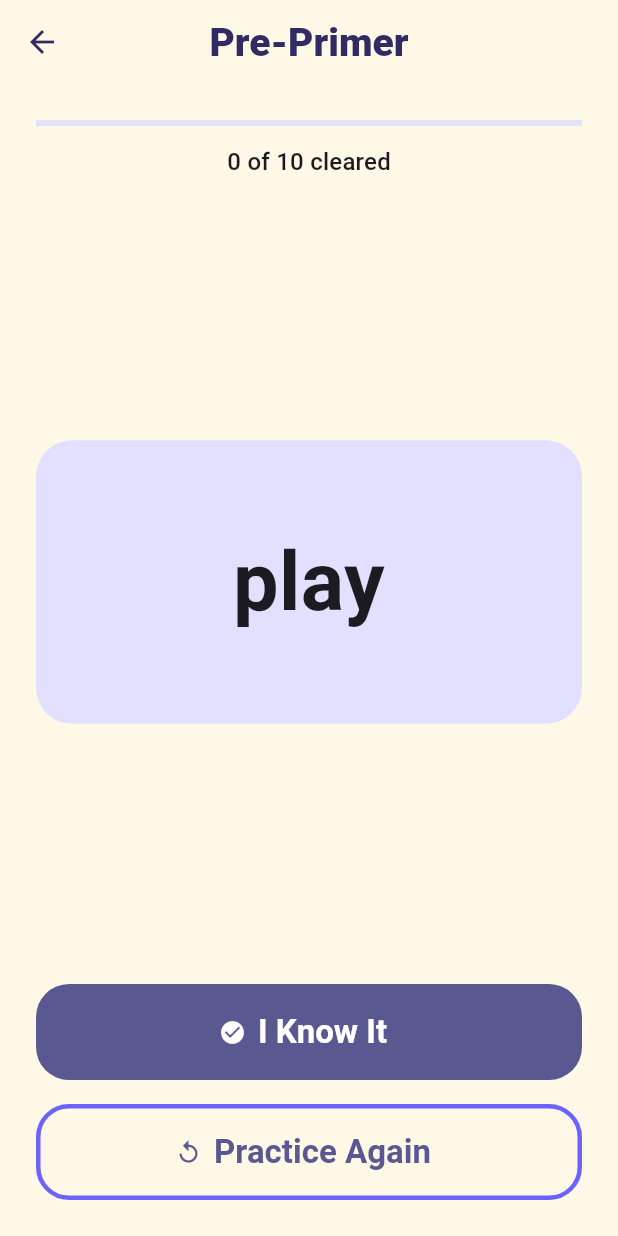
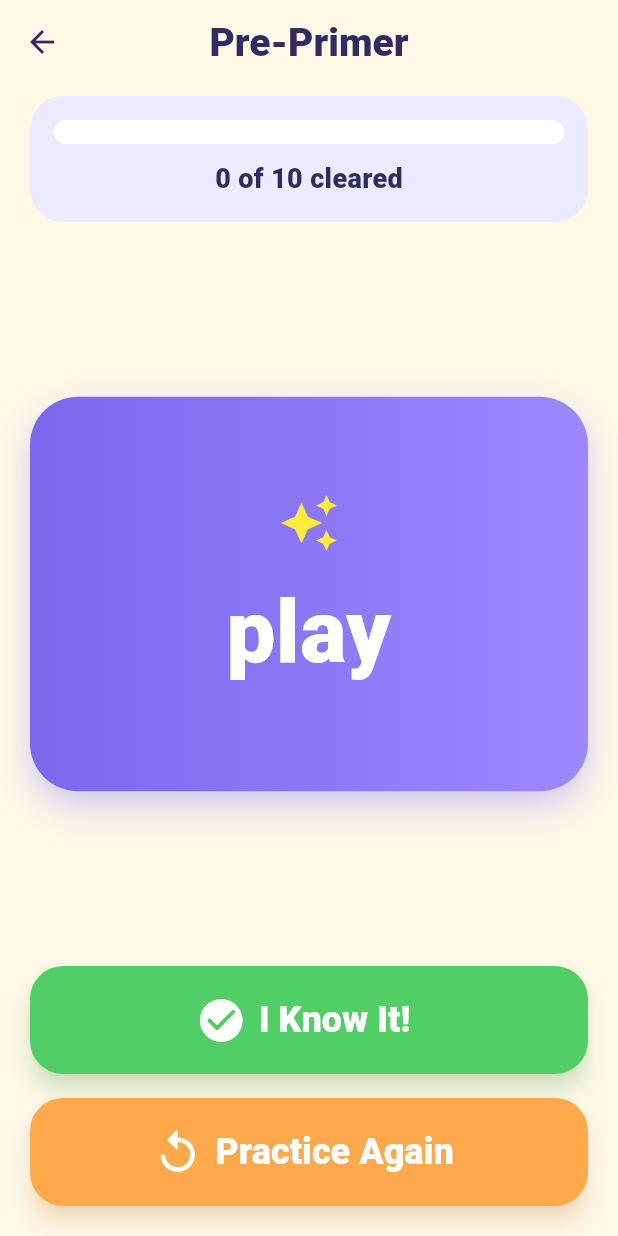
Before and after one commit to klkirk09/4150-Sight-Word-Flash, a Flutter app: the screen it shows after launch, after a tap on "Pre-Primer", on a phone screen of 412 x 824 dp. Run offline on Flutter 3.47's test engine with Material 3 defaults, Android fonts, the phone set to English and light mode, and no system bars; our stand-ins replace shared_preferences.

Commit message:
Added child friendly colors and graphics to the game screen

```diff
--- a/lib/screens/game_screen.dart
+++ b/lib/screens/game_screen.dart
@@ -130,49 +130,104 @@ class _GameScreenState extends State<GameScreen> {
       ),
       body: SafeArea(
         child: Padding(
-          padding: const EdgeInsets.all(24),
+          padding: const EdgeInsets.fromLTRB(20, 8, 20, 20),
           child: Column(
             children: [
-              LinearProgressIndicator(
+              Container(
+                width: double.infinity,
+                padding: const EdgeInsets.all(16),
+                decoration: BoxDecoration(
+                  color: const Color(0xFFEDEBFF),
+                  borderRadius: BorderRadius.circular(22),
+                ),
+                child: Column(
+                  children: [
+                    ClipRRect(
+                      borderRadius: BorderRadius.circular(20),
+                      child: LinearProgressIndicator(
                         value: progress,
+                        minHeight: 16,
+                        backgroundColor: Colors.white,
+                        color: const Color(0xFF6C63FF),
                       ),
-              const SizedBox(height: 12),
+                    ),
+                    const SizedBox(height: 10),
                     Text(
                       '$clearedWords of ${originalWords.length} cleared',
-                style: Theme.of(context).textTheme.titleMedium,
+                      style: const TextStyle(
+                        fontSize: 18,
+                        fontWeight: FontWeight.w800,
+                        color: Color(0xFF302B63),
+                      ),
+                    ),
+                  ],
+                ),
               ),
               const Spacer(),
               Container(
                 width: double.infinity,
                 padding: const EdgeInsets.symmetric(
                   horizontal: 24,
-                  vertical: 56,
+                  vertical: 64,
                 ),
                 decoration: BoxDecoration(
-                  color: Theme.of(context).colorScheme.primaryContainer,
-                  borderRadius: BorderRadius.circular(24),
+                  gradient: const LinearGradient(
+                    colors: [
+                      Color(0xFF7B68EE),
+                      Color(0xFF9C88FF),
+                    ],
                   ),
-                child: Text(
+                  borderRadius: BorderRadius.circular(32),
+                  boxShadow: [
+                    BoxShadow(
+                      color: const Color(0xFF6C63FF).withValues(alpha: 0.3),
+                      blurRadius: 18,
+                      offset: const Offset(0, 10),
+                    ),
+                  ],
+                ),
+                child: Column(
+                  children: [
+                    const Icon(
+                      Icons.auto_awesome,
+                      color: Colors.yellow,
+                      size: 40,
+                    ),
+                    const SizedBox(height: 12),
+                    Text(
                       currentWord,
                       textAlign: TextAlign.center,
                       style: const TextStyle(
-                    fontSize: 54,
-                    fontWeight: FontWeight.bold,
+                        fontSize: 58,
+                        fontWeight: FontWeight.w900,
+                        color: Colors.white,
                       ),
+                    ),
+                  ],
                 ),
               ),
               const Spacer(),
               SizedBox(
                 width: double.infinity,
-                height: 64,
+                height: 72,
                 child: FilledButton.icon(
                   onPressed: isProcessingTap ? null : _handleKnowIt,
-                  icon: const Icon(Icons.check_circle),
+                  style: FilledButton.styleFrom(
+                    backgroundColor: const Color(0xFF51CF66),
+                    foregroundColor: Colors.white,
+                    elevation: 6,
+                    shadowColor:
+                    const Color(0xFF51CF66).withValues(alpha: 0.4),
+                  ),
+                  icon: const Icon(
+                    Icons.check_circle_rounded,
+                    size: 34,
+                  ),
                   label: const Text(
-                    'I Know It',
+                    'I Know It!',
                     style: TextStyle(
-                      fontSize: 22,
-                      fontWeight: FontWeight.bold,
+                      fontSize: 24,
+                      fontWeight: FontWeight.w900,
                     ),
                   ),
                 ),
@@ -180,16 +235,26 @@ class _GameScreenState extends State<GameScreen> {
               const SizedBox(height: 16),
               SizedBox(
                 width: double.infinity,
-                height: 64,
-                child: OutlinedButton.icon(
+                height: 72,
+                child: FilledButton.icon(
                   onPressed:
                   isProcessingTap ? null : _handlePracticeAgain,
-                  icon: const Icon(Icons.replay),
+                  style: FilledButton.styleFrom(
+                    backgroundColor: const Color(0xFFFFA94D),
+                    foregroundColor: Colors.white,
+                    elevation: 6,
+                    shadowColor:
+                    const Color(0xFFFFA94D).withValues(alpha: 0.4),
+                  ),
+                  icon: const Icon(
+                    Icons.replay_rounded,
+                    size: 34,
+                  ),
                   label: const Text(
                     'Practice Again',
                     style: TextStyle(
-                      fontSize: 22,
-                      fontWeight: FontWeight.bold,
+                      fontSize: 24,
+                      fontWeight: FontWeight.w900,
                     ),
                   ),
                 ),
```
Lines whose indentation alone changed are shown as unchanged.
